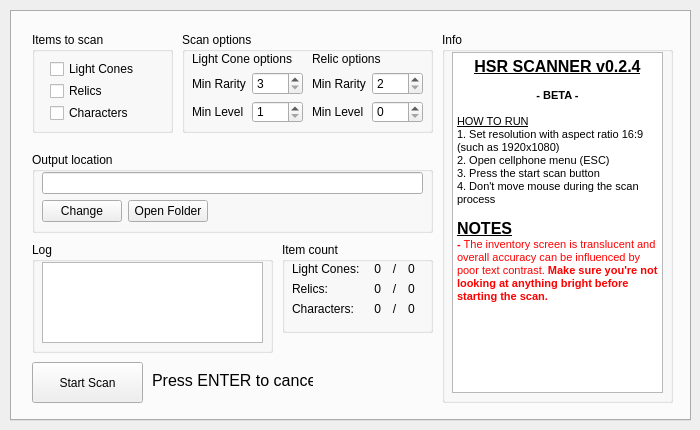
Qt form src/ui/hsr_scanner.ui (kel-z/HSR-Scanner) before a commit.
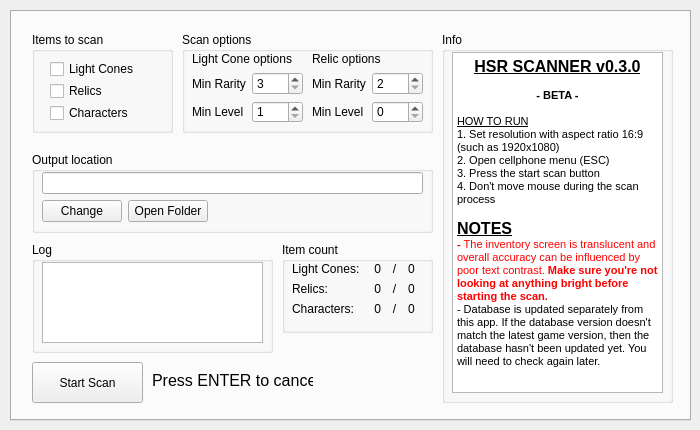
The same form after that commit.

Commit message: refactor: fetch game data from separate repo

The edit to the form file:
```diff
--- a/src/ui/hsr_scanner.ui
+++ b/src/ui/hsr_scanner.ui
@@ -497,7 +497,7 @@
 &lt;html&gt;&lt;head&gt;&lt;meta name=&quot;qrichtext&quot; content=&quot;1&quot; /&gt;&lt;style type=&quot;text/css&quot;&gt;
 p, li { white-space: pre-wrap; }
 &lt;/style&gt;&lt;/head&gt;&lt;body style=&quot; font-family:'MS Shell Dlg 2'; font-size:8.25pt; font-weight:400; font-style:normal;&quot;&gt;
-&lt;p align=&quot;center&quot; style=&quot; margin-top:0px; margin-bottom:0px; margin-left:0px; margin-right:0px; -qt-block-indent:0; text-indent:0px;&quot;&gt;&lt;span style=&quot; font-size:12pt; font-weight:600; text-decoration: underline;&quot;&gt;HSR SCANNER v0.2.4&lt;/span&gt;&lt;/p&gt;
+&lt;p align=&quot;center&quot; style=&quot; margin-top:0px; margin-bottom:0px; margin-left:0px; margin-right:0px; -qt-block-indent:0; text-indent:0px;&quot;&gt;&lt;span style=&quot; font-size:12pt; font-weight:600; text-decoration: underline;&quot;&gt;HSR SCANNER v0.3.0&lt;/span&gt;&lt;/p&gt;
 &lt;p align=&quot;center&quot; style=&quot;-qt-paragraph-type:empty; margin-top:0px; margin-bottom:0px; margin-left:0px; margin-right:0px; -qt-block-indent:0; text-indent:0px;&quot;&gt;&lt;br /&gt;&lt;/p&gt;
 &lt;p align=&quot;center&quot; style=&quot; margin-top:0px; margin-bottom:0px; margin-left:0px; margin-right:0px; -qt-block-indent:0; text-indent:0px;&quot;&gt;&lt;span style=&quot; font-weight:600;&quot;&gt;- BETA -&lt;/span&gt;&lt;/p&gt;
 &lt;p align=&quot;center&quot; style=&quot;-qt-paragraph-type:empty; margin-top:0px; margin-bottom:0px; margin-left:0px; margin-right:0px; -qt-block-indent:0; text-indent:0px;&quot;&gt;&lt;br /&gt;&lt;/p&gt;
@@ -508,7 +508,8 @@
 &lt;p style=&quot; margin-top:0px; margin-bottom:0px; margin-left:0px; margin-right:0px; -qt-block-indent:0; text-indent:0px;&quot;&gt;&lt;span style=&quot; font-size:8pt;&quot;&gt;4. Don't move mouse during the scan process&lt;/span&gt;&lt;/p&gt;
 &lt;p style=&quot;-qt-paragraph-type:empty; margin-top:0px; margin-bottom:0px; margin-left:0px; margin-right:0px; -qt-block-indent:0; text-indent:0px; font-size:8pt;&quot;&gt;&lt;br /&gt;&lt;/p&gt;
 &lt;p style=&quot; margin-top:0px; margin-bottom:0px; margin-left:0px; margin-right:0px; -qt-block-indent:0; text-indent:0px;&quot;&gt;&lt;span style=&quot; font-size:12pt; font-weight:600; text-decoration: underline;&quot;&gt;NOTES&lt;/span&gt;&lt;/p&gt;
-&lt;p style=&quot; margin-top:0px; margin-bottom:0px; margin-left:0px; margin-right:0px; -qt-block-indent:0; text-indent:0px;&quot;&gt;&lt;span style=&quot; font-size:8pt; font-weight:600; color:#ff0000;&quot;&gt;- &lt;/span&gt;&lt;span style=&quot; font-size:8pt; color:#ff0000;&quot;&gt;The inventory screen is translucent and overall accuracy can be influenced by poor text contrast. &lt;/span&gt;&lt;span style=&quot; font-size:8pt; font-weight:600; color:#ff0000;&quot;&gt;Make sure you're not looking at anything bright before starting the scan.&lt;/span&gt;&lt;/p&gt;&lt;/body&gt;&lt;/html&gt;</string>
+&lt;p style=&quot; margin-top:0px; margin-bottom:0px; margin-left:0px; margin-right:0px; -qt-block-indent:0; text-indent:0px;&quot;&gt;&lt;span style=&quot; font-size:8pt; font-weight:600; color:#ff0000;&quot;&gt;- &lt;/span&gt;&lt;span style=&quot; font-size:8pt; color:#ff0000;&quot;&gt;The inventory screen is translucent and overall accuracy can be influenced by poor text contrast. &lt;/span&gt;&lt;span style=&quot; font-size:8pt; font-weight:600; color:#ff0000;&quot;&gt;Make sure you're not looking at anything bright before starting the scan.&lt;/span&gt;&lt;/p&gt;
+&lt;p style=&quot; margin-top:0px; margin-bottom:0px; margin-left:0px; margin-right:0px; -qt-block-indent:0; text-indent:0px;&quot;&gt;- Database is updated separately from this app. If the database version doesn't match the latest game version, then the database hasn't been updated yet. You will need to check again later.&lt;/p&gt;&lt;/body&gt;&lt;/html&gt;</string>
        </property>
       </widget>
      </widget>
```
Left out of the diff: 2 changed lines with no effect on the pictures. The commit also changes 46 other files.
